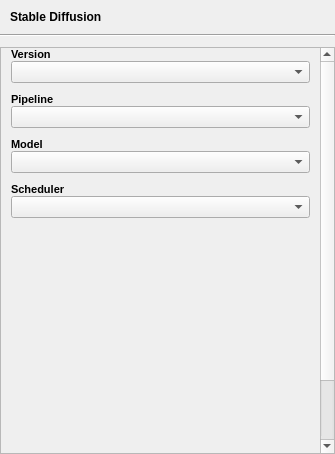
Before: the Qt Designer form src/airunner/widgets/stablediffusion/templates/stable_diffusion_settings.ui in Capsize-Games/airunner, drawn with Qt 5.
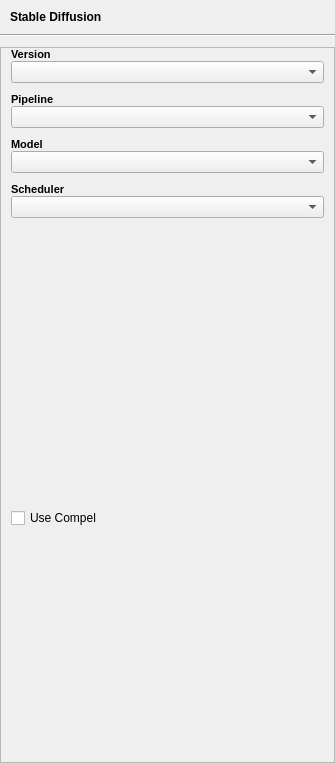
After: the same form once the commit is applied. Custom widgets are drawn as their Qt base class.

Diff of the .ui file:
```diff
--- a/src/airunner/widgets/stablediffusion/templates/stable_diffusion_settings.ui
+++ b/src/airunner/widgets/stablediffusion/templates/stable_diffusion_settings.ui
@@ -7,7 +7,7 @@
     <x>0</x>
     <y>0</y>
     <width>335</width>
-    <height>454</height>
+    <height>763</height>
    </rect>
   </property>
   <property name="maximumSize">
@@ -81,8 +81,8 @@
        <rect>
         <x>0</x>
         <y>0</y>
-        <width>319</width>
-        <height>545</height>
+        <width>333</width>
+        <height>711</height>
        </rect>
       </property>
       <layout class="QGridLayout" name="gridLayout">
```
Left out of the diff: 402 changed lines with no effect on the pictures.
